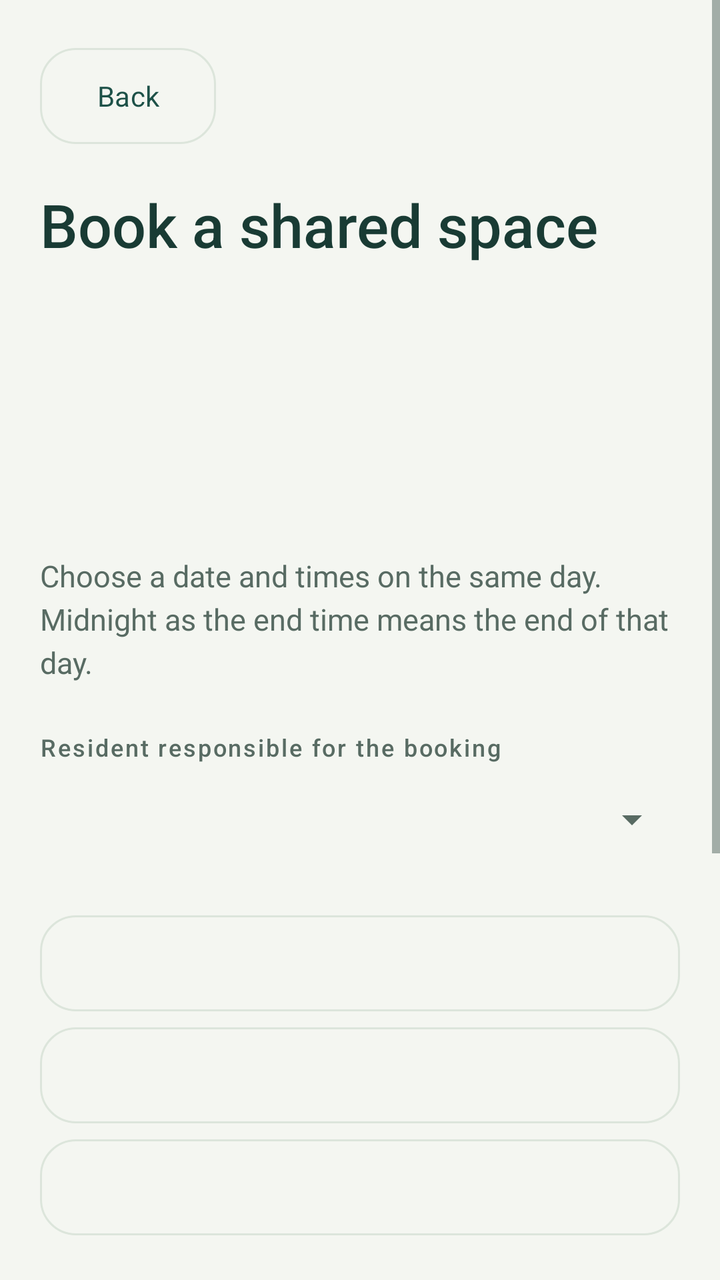
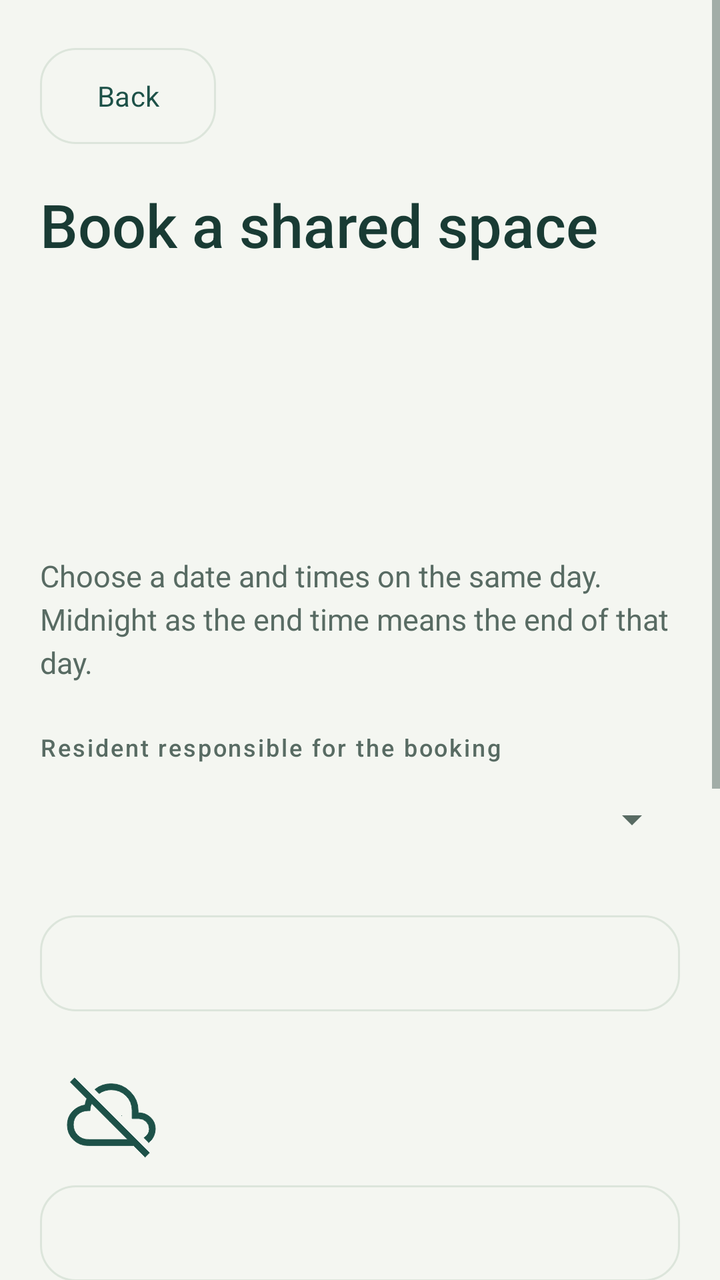

Before-and-after screenshots of an Android layout around one commit, followed by the original layout XML and the change that was made.
<!-- AndroidManifest.xml: application theme Theme.CondoSched -->
<!-- res/layout/activity_create_booking.xml -->
<?xml version="1.0" encoding="utf-8"?>
<ScrollView xmlns:android="http://schemas.android.com/apk/res/android"
    android:layout_width="match_parent" android:layout_height="match_parent"
    android:fillViewport="true">
    <LinearLayout android:layout_width="match_parent" android:layout_height="wrap_content"
        android:orientation="vertical" android:padding="@dimen/page_padding">
        <com.google.android.material.button.MaterialButton android:id="@+id/bookingBack"
            style="@style/Widget.Condo.Button.Outline" android:layout_width="wrap_content"
            android:layout_height="wrap_content" android:text="@string/back" />
        <TextView style="@style/Text.Condo.Title" android:layout_width="match_parent"
            android:layout_height="wrap_content" android:text="@string/booking_title" android:layout_marginTop="16dp" />
        <TextView android:id="@+id/bookingAmenity" style="@style/Text.Condo.Section"
            android:layout_width="match_parent" android:layout_height="wrap_content" android:layout_marginTop="16dp" />
        <TextView android:id="@+id/bookingHours" style="@style/Text.Condo.Body"
            android:layout_width="match_parent" android:layout_height="wrap_content" android:layout_marginTop="8dp" />
        <TextView android:id="@+id/bookingCapacity" style="@style/Text.Condo.Body"
            android:layout_width="match_parent" android:layout_height="wrap_content" android:layout_marginTop="8dp" />
        <TextView android:id="@+id/bookingFee" style="@style/Text.Condo.Body"
            android:layout_width="match_parent" android:layout_height="wrap_content" android:layout_marginTop="8dp" />
        <TextView style="@style/Text.Condo.Body" android:layout_width="match_parent"
            android:layout_height="wrap_content" android:text="@string/booking_intro" android:layout_marginTop="16dp" />
        <TextView style="@style/Text.Condo.Label" android:layout_width="match_parent"
            android:layout_height="wrap_content" android:text="@string/booking_resident"
            android:labelFor="@id/bookingResident" android:layout_marginTop="24dp" />
        <Spinner android:id="@+id/bookingResident" android:layout_width="match_parent"
            android:layout_height="56dp" android:spinnerMode="dropdown" />
        <com.google.android.material.button.MaterialButton android:id="@+id/bookingRetry"
            style="@style/Widget.Condo.Button.Outline" android:layout_width="match_parent"
            android:layout_height="wrap_content" android:text="@string/retry_amenities" android:visibility="gone" />
        <com.google.android.material.button.MaterialButton android:id="@+id/bookingDate"
            style="@style/Widget.Condo.Button.Outline" android:layout_width="match_parent"
            android:layout_height="wrap_content" android:layout_marginTop="16dp" />
        <com.google.android.material.button.MaterialButton android:id="@+id/bookingStart"
            style="@style/Widget.Condo.Button.Outline" android:layout_width="match_parent"
            android:layout_height="wrap_content" />
        <com.google.android.material.button.MaterialButton android:id="@+id/bookingEnd"
            style="@style/Widget.Condo.Button.Outline" android:layout_width="match_parent"
            android:layout_height="wrap_content" />
        <com.google.android.material.textfield.TextInputLayout
            style="@style/Widget.Material3.TextInputLayout.OutlinedBox"
            android:layout_width="match_parent" android:layout_height="wrap_content"
            android:hint="@string/booking_people" android:layout_marginTop="16dp">
            <com.google.android.material.textfield.TextInputEditText android:id="@+id/bookingPeople"
                android:layout_width="match_parent" android:layout_height="wrap_content"
                android:inputType="number" android:maxLength="6" />
        </com.google.android.material.textfield.TextInputLayout>
        <com.google.android.material.textfield.TextInputLayout
            style="@style/Widget.Material3.TextInputLayout.OutlinedBox"
            android:layout_width="match_parent" android:layout_height="wrap_content"
            android:hint="@string/booking_notes" android:layout_marginTop="16dp">
            <com.google.android.material.textfield.TextInputEditText android:id="@+id/bookingNotes"
                android:layout_width="match_parent" android:layout_height="wrap_content"
                android:inputType="textCapSentences|textMultiLine" android:maxLength="500" android:maxLines="4" />
        </com.google.android.material.textfield.TextInputLayout>
        <TextView android:id="@+id/bookingStatus" style="@style/Text.Condo.Body"
            android:layout_width="match_parent" android:layout_height="wrap_content"
            android:accessibilityLiveRegion="polite" android:layout_marginTop="16dp" />
        <com.google.android.material.button.MaterialButton android:id="@+id/bookingSubmit"
            style="@style/Widget.Condo.Button" android:layout_width="match_parent"
            android:layout_height="wrap_content" android:text="@string/booking_submit" android:layout_marginTop="16dp" />
        <com.google.android.material.button.MaterialButton android:id="@+id/bookingViewList"
            style="@style/Widget.Condo.Button.Outline" android:layout_width="match_parent"
            android:layout_height="wrap_content" android:text="@string/view_bookings" />
    </LinearLayout>
</ScrollView>
<!-- resources referenced by this layout -->
<resources>
  <dimen name="page_padding">20dp</dimen>
  <string name="back">Back</string>
  <string name="booking_intro">Choose a date and times on the same day. Midnight as the end time means the end of that day.</string>
  <string name="booking_notes">Notes (optional)</string>
  <string name="booking_people">Number of people (including you)</string>
  <string name="booking_resident">Resident responsible for the booking</string>
  <string name="booking_submit">Submit booking</string>
  <string name="booking_title">Book a shared space</string>
  <string name="retry_amenities">Try again</string>
  <string name="view_bookings">View bookings</string>
  <style name="Text.Condo.Body" parent="android:Widget.TextView">
      <item name="android:textSize">15sp</item>
      <item name="android:textColor">@color/muted</item>
      <item name="android:lineSpacingExtra">4dp</item>
    </style>
  <style name="Text.Condo.Label" parent="Text.Condo.Body">
      <item name="android:textSize">12sp</item>
      <item name="android:fontFamily">sans-serif-medium</item>
      <item name="android:letterSpacing">0.08</item>
    </style>
  <style name="Text.Condo.Section" parent="Text.Condo.Title">
      <item name="android:textSize">21sp</item>
    </style>
  <style name="Text.Condo.Title" parent="android:Widget.TextView">
      <item name="android:textSize">30sp</item>
      <item name="android:textColor">@color/ink</item>
      <item name="android:fontFamily">sans-serif-medium</item>
      <item name="android:lineSpacingExtra">3dp</item>
    </style>
  <style name="Widget.Condo.Button" parent="Widget.Material3.Button">
      <item name="cornerRadius">18dp</item>
      <item name="android:minHeight">56dp</item>
      <item name="android:insetTop">0dp</item>
      <item name="android:insetBottom">0dp</item>
      <item name="android:textSize">15sp</item>
      <item name="android:textAllCaps">false</item>
    </style>
  <style name="Widget.Condo.Button.Outline" parent="Widget.Material3.Button.OutlinedButton">
      <item name="cornerRadius">18dp</item>
      <item name="android:minHeight">56dp</item>
      <item name="strokeColor">@color/border</item>
      <item name="android:textAllCaps">false</item>
    </style>
  <style name="Theme.CondoSched" parent="Base.Theme.CondoSched" />
  <color name="muted">#586B63</color>
  <color name="ink">#193B34</color>
  <color name="border">#DCE5DB</color>
  <color name="primary">#1D5148</color>
  <color name="on_primary">#FFFFFF</color>
  <color name="surface">#FFFFFF</color>
  <color name="page">#F4F6F1</color>
  <color name="hero">#173E35</color>
  <!-- unchanged entries left out for length: 1 -->
</resources>

<!-- the commit's change to res/layout/activity_create_booking.xml (unified diff, before → after) -->
@@ -1,65 +1,91 @@
 <?xml version="1.0" encoding="utf-8"?>
 <ScrollView xmlns:android="http://schemas.android.com/apk/res/android"
-    android:layout_width="match_parent" android:layout_height="match_parent"
-    android:fillViewport="true">
+            android:layout_width="match_parent" android:layout_height="match_parent"
+            android:fillViewport="true">
     <LinearLayout android:layout_width="match_parent" android:layout_height="wrap_content"
-        android:orientation="vertical" android:padding="@dimen/page_padding">
+                  android:orientation="vertical" android:padding="@dimen/page_padding">
         <com.google.android.material.button.MaterialButton android:id="@+id/bookingBack"
-            style="@style/Widget.Condo.Button.Outline" android:layout_width="wrap_content"
-            android:layout_height="wrap_content" android:text="@string/back" />
+                                                           style="@style/Widget.Condo.Button.Outline" android:layout_width="wrap_content"
+                                                           android:layout_height="wrap_content" android:text="@string/back" />
         <TextView style="@style/Text.Condo.Title" android:layout_width="match_parent"
-            android:layout_height="wrap_content" android:text="@string/booking_title" android:layout_marginTop="16dp" />
+                  android:layout_height="wrap_content" android:text="@string/booking_title" android:layout_marginTop="16dp" />
         <TextView android:id="@+id/bookingAmenity" style="@style/Text.Condo.Section"
-            android:layout_width="match_parent" android:layout_height="wrap_content" android:layout_marginTop="16dp" />
+                  android:layout_width="match_parent" android:layout_height="wrap_content" android:layout_marginTop="16dp" />
         <TextView android:id="@+id/bookingHours" style="@style/Text.Condo.Body"
-            android:layout_width="match_parent" android:layout_height="wrap_content" android:layout_marginTop="8dp" />
+                  android:layout_width="match_parent" android:layout_height="wrap_content" android:layout_marginTop="8dp" />
         <TextView android:id="@+id/bookingCapacity" style="@style/Text.Condo.Body"
-            android:layout_width="match_parent" android:layout_height="wrap_content" android:layout_marginTop="8dp" />
+                  android:layout_width="match_parent" android:layout_height="wrap_content" android:layout_marginTop="8dp" />
         <TextView android:id="@+id/bookingFee" style="@style/Text.Condo.Body"
-            android:layout_width="match_parent" android:layout_height="wrap_content" android:layout_marginTop="8dp" />
+                  android:layout_width="match_parent" android:layout_height="wrap_content" android:layout_marginTop="8dp" />
         <TextView style="@style/Text.Condo.Body" android:layout_width="match_parent"
-            android:layout_height="wrap_content" android:text="@string/booking_intro" android:layout_marginTop="16dp" />
+                  android:layout_height="wrap_content" android:text="@string/booking_intro" android:layout_marginTop="16dp" />
         <TextView style="@style/Text.Condo.Label" android:layout_width="match_parent"
-            android:layout_height="wrap_content" android:text="@string/booking_resident"
-            android:labelFor="@id/bookingResident" android:layout_marginTop="24dp" />
+                  android:layout_height="wrap_content" android:text="@string/booking_resident"
+                  android:labelFor="@id/bookingResident" android:layout_marginTop="24dp" />
         <Spinner android:id="@+id/bookingResident" android:layout_width="match_parent"
-            android:layout_height="56dp" android:spinnerMode="dropdown" />
+                 android:layout_height="56dp" android:spinnerMode="dropdown" />
         <com.google.android.material.button.MaterialButton android:id="@+id/bookingRetry"
-            style="@style/Widget.Condo.Button.Outline" android:layout_width="match_parent"
-            android:layout_height="wrap_content" android:text="@string/retry_amenities" android:visibility="gone" />
+                                                           style="@style/Widget.Condo.Button.Outline" android:layout_width="match_parent"
+                                                           android:layout_height="wrap_content" android:text="@string/retry_amenities" android:visibility="gone" />
         <com.google.android.material.button.MaterialButton android:id="@+id/bookingDate"
-            style="@style/Widget.Condo.Button.Outline" android:layout_width="match_parent"
-            android:layout_height="wrap_content" android:layout_marginTop="16dp" />
+                                                           style="@style/Widget.Condo.Button.Outline" android:layout_width="match_parent"
+                                                           android:layout_height="wrap_content" android:layout_marginTop="16dp" />
+
+        
+        <LinearLayout
+                android:layout_width="match_parent"
+                android:layout_height="wrap_content"
+                android:orientation="horizontal"
+                android:gravity="center_vertical"
+                android:layout_marginTop="16dp">
+
+            <ImageView
+                    android:id="@+id/bookingWeatherImage"
+                    android:layout_width="71dp"
+                    android:layout_height="63dp"
+                    android:scaleType="centerInside"
+                    android:src="@drawable/ic_weather_unknown"
+                    android:contentDescription="@string/booking_weather_desc" />
+
+            <TextView
+                    android:id="@+id/bookingWeatherText"
+                    style="@style/Text.Condo.Body"
+                    android:layout_width="0dp"
+                    android:layout_height="wrap_content"
+                    android:layout_weight="1"
+                    android:layout_marginStart="16dp" />
+        </LinearLayout>
+
         <com.google.android.material.button.MaterialButton android:id="@+id/bookingStart"
-            style="@style/Widget.Condo.Button.Outline" android:layout_width="match_parent"
-            android:layout_height="wrap_content" />
+                                                           style="@style/Widget.Condo.Button.Outline" android:layout_width="match_parent"
+                                                           android:layout_height="wrap_content" />
         <com.google.android.material.button.MaterialButton android:id="@+id/bookingEnd"
-            style="@style/Widget.Condo.Button.Outline" android:layout_width="match_parent"
-            android:layout_height="wrap_content" />
+                                                           style="@style/Widget.Condo.Button.Outline" android:layout_width="match_parent"
+                                                           android:layout_height="wrap_content" />
         <com.google.android.material.textfield.TextInputLayout
-            style="@style/Widget.Material3.TextInputLayout.OutlinedBox"
-            android:layout_width="match_parent" android:layout_height="wrap_content"
-            android:hint="@string/booking_people" android:layout_marginTop="16dp">
+                style="@style/Widget.Material3.TextInputLayout.OutlinedBox"
+                android:layout_width="match_parent" android:layout_height="wrap_content"
+                android:hint="@string/booking_people" android:layout_marginTop="16dp">
             <com.google.android.material.textfield.TextInputEditText android:id="@+id/bookingPeople"
-                android:layout_width="match_parent" android:layout_height="wrap_content"
-                android:inputType="number" android:maxLength="6" />
+                                                                     android:layout_width="match_parent" android:layout_height="wrap_content"
+                                                                     android:inputType="number" android:maxLength="6" />
         </com.google.android.material.textfield.TextInputLayout>
         <com.google.android.material.textfield.TextInputLayout
-            style="@style/Widget.Material3.TextInputLayout.OutlinedBox"
-            android:layout_width="match_parent" android:layout_height="wrap_content"
-            android:hint="@string/booking_notes" android:layout_marginTop="16dp">
+                style="@style/Widget.Material3.TextInputLayout.OutlinedBox"
+                android:layout_width="match_parent" android:layout_height="wrap_content"
+                android:hint="@string/booking_notes" android:layout_marginTop="16dp">
             <com.google.android.material.textfield.TextInputEditText android:id="@+id/bookingNotes"
-                android:layout_width="match_parent" android:layout_height="wrap_content"
-                android:inputType="textCapSentences|textMultiLine" android:maxLength="500" android:maxLines="4" />
+                                                                     android:layout_width="match_parent" android:layout_height="wrap_content"
+                                                                     android:inputType="textCapSentences|textMultiLine" android:maxLength="500" android:maxLines="4" />
         </com.google.android.material.textfield.TextInputLayout>
         <TextView android:id="@+id/bookingStatus" style="@style/Text.Condo.Body"
-            android:layout_width="match_parent" android:layout_height="wrap_content"
-            android:accessibilityLiveRegion="polite" android:layout_marginTop="16dp" />
+                  android:layout_width="match_parent" android:layout_height="wrap_content"
+                  android:accessibilityLiveRegion="polite" android:layout_marginTop="16dp" />
         <com.google.android.material.button.MaterialButton android:id="@+id/bookingSubmit"
-            style="@style/Widget.Condo.Button" android:layout_width="match_parent"
-            android:layout_height="wrap_content" android:text="@string/booking_submit" android:layout_marginTop="16dp" />
+                                                           style="@style/Widget.Condo.Button" android:layout_width="match_parent"
+                                                           android:layout_height="wrap_content" android:text="@string/booking_submit" android:layout_marginTop="16dp" />
         <com.google.android.material.button.MaterialButton android:id="@+id/bookingViewList"
-            style="@style/Widget.Condo.Button.Outline" android:layout_width="match_parent"
-            android:layout_height="wrap_content" android:text="@string/view_bookings" />
+                                                           style="@style/Widget.Condo.Button.Outline" android:layout_width="match_parent"
+                                                           android:layout_height="wrap_content" android:text="@string/view_bookings" />
     </LinearLayout>
 </ScrollView>
<!-- resource entries referenced after the edit -->
@@ -1,6 +1,19 @@
 <!-- resources referenced by this layout -->
 <resources>
   <dimen name="page_padding">20dp</dimen>
+  <!-- drawable ic_weather_unknown (drawable) -->
+  <vector xmlns:android="http://schemas.android.com/apk/res/android"
+      android:width="48dp"
+      android:height="48dp"
+      android:viewportWidth="48"
+      android:viewportHeight="48">
+      <path
+              android:fillColor="@color/primary"
+              android:strokeColor="@color/primary"
+              android:strokeLineCap="round"
+              android:strokeLineJoin="round"
+          android:pathData="M40.9,45.2l-5.75-5.75H12.4Q8,39.45 5,36.5T2,29.15q0-4 2.53-6.7t6.33-3.3q0.1-0.7 0.32-1.57T11.8,16L3.5,7.7L5.6,5.6L43.05,43.05L40.9,45.2ZM12.4,36.45H32.25l-18-18q-0.55,0.75-0.72,1.7T13.35,22H12.4q-3.1,0-5.25,1.97T5,29.03t2.15,5.25t5.25,2.18ZM23.2,27.4ZM42.7,37.9l-2.35-2.35q1.25-0.85 1.95-1.9t0.7-2.5q0-2.15-1.55-3.68t-3.7-1.52H34.4V21.9q0-4.4-3.05-7.38t-7.43-2.98q-1.42,0-3.05,0.45T17.9,13.45l-2.1-2.1q1.8-1.45 3.88-2.13T23.9,8.55q5.55,0 9.53,3.95T37.4,22v1.05Q41,23 43.5,25.3T46,31.15q0,1.75-0.82,3.68T42.7,37.9ZM29.15,24.5Z"/>
+  </vector>
   <string name="back">Back</string>
   <string name="booking_intro">Choose a date and times on the same day. Midnight as the end time means the end of that day.</string>
   <string name="booking_notes">Notes (optional)</string>
@@ -8,6 +21,7 @@
   <string name="booking_resident">Resident responsible for the booking</string>
   <string name="booking_submit">Submit booking</string>
   <string name="booking_title">Book a shared space</string>
+  <string name="booking_weather_desc">Weather forecast for the selected date</string>
   <string name="retry_amenities">Try again</string>
   <string name="view_bookings">View bookings</string>
   <style name="Text.Condo.Body" parent="android:Widget.TextView">
